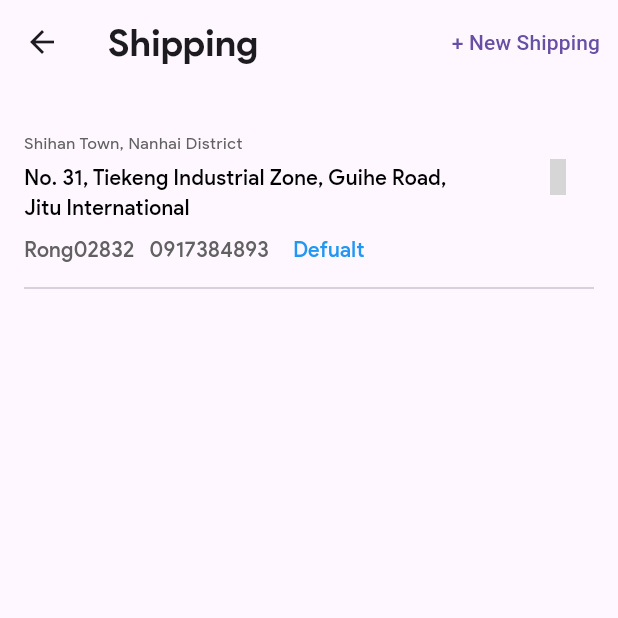
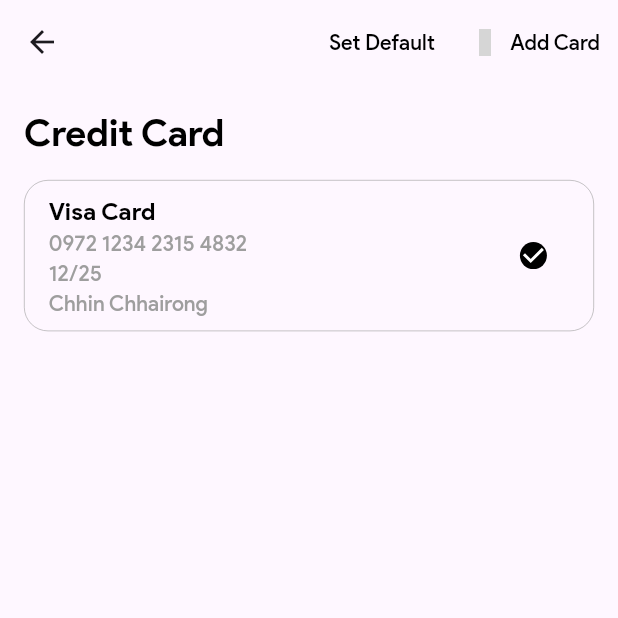
Before and after one commit to ChhairongCoding/E_commerce_app, a Flutter app: the ProfileScreen screen opened directly, after a tap on "My Card", on a phone screen of 412 x 824 dp, the top half of it. Run offline on Flutter 3.47's test engine with Material 3 defaults, Android fonts, the phone set to English and light mode, and no system bars; our stand-ins replace cached_network_image, flutter_slidable, get, get_storage, hugeicons, jwt_decoder and 1 more; accounts and stored records are empty; network calls fail; grey boxes are pictures that could not be loaded.

Commit message:
Update ui in profile and create payment card, do some ui in payment card screen

```diff
--- a/lib/core/utils/app_routes.dart
+++ b/lib/core/utils/app_routes.dart
@@ -11,4 +11,7 @@ class AppRoutes {
   static String shipping =  '/shipping' ;
   static String theme =  '/themescreen' ;
   static String category =  '/category' ;
+  static String cart =  '/cart' ;
+  static String myOrder =  '/myorder' ;
+  static String paymentCard =  '/paymentCard' ;
 }
--- a/lib/services/auth_service.dart
+++ b/lib/services/auth_service.dart
@@ -25,7 +25,7 @@ class AuthService extends GetxController {
     String token = _tokenService.getToken();
 
     if (token.isNotEmpty) {
-      DateTime expiry = JwtDecoder.getExpirationDate(token);
+
 
       if (!JwtDecoder.isExpired(token)) {
         isLoggedIn.value = true;
--- a/lib/views/home_screen.dart
+++ b/lib/views/home_screen.dart
@@ -1,6 +1,5 @@
 import 'package:e_commerce_app/controllers/home_controller.dart';
 import 'package:e_commerce_app/core/utils/app_routes.dart';
-import 'package:e_commerce_app/views/main_views/main_controller.dart';
 import 'package:e_commerce_app/widgets/custom_card_widget.dart';
 import 'package:e_commerce_app/widgets/custom_product_card_with_rating.dart';
 import 'package:e_commerce_app/widgets/custom_promotion_card.dart';
--- a/lib/views/main_views/main_screen.dart
+++ b/lib/views/main_views/main_screen.dart
@@ -1,4 +1,5 @@
 import 'package:e_commerce_app/controllers/drawer_controller_x.dart';
+import 'package:e_commerce_app/core/utils/app_routes.dart';
 import 'package:e_commerce_app/theme/app_theme.dart';
 import 'package:e_commerce_app/views/main_views/main_controller.dart';
 import 'package:flutter/material.dart';
@@ -19,7 +20,7 @@ class MainScreen extends StatelessWidget {
                 centerTitle: true,
                 actions: [
                   IconButton(
-                    onPressed: () {},
+                    onPressed: () =>Get.toNamed(AppRoutes.myOrder),
                     icon: Icon(HugeIcons.strokeRoundedShoppingBag02),
                   ),
                 ],
--- /dev/null
+++ b/lib/views/payment_view/payment_card_screen.dart
@@ -0,0 +1,123 @@
+import 'package:flutter/material.dart';
+import 'package:hugeicons/hugeicons.dart';
+
+class PaymentCardScreen extends StatelessWidget {
+  const PaymentCardScreen({super.key});
+
+  @override
+  Widget build(BuildContext context) {
+    return Scaffold(
+      appBar: AppBar(
+        actions: [
+          GestureDetector(
+            onTap: () {},
+            child: Container(
+              padding: EdgeInsets.symmetric(horizontal: 12, vertical: 8),
+              decoration: BoxDecoration(
+                color: Color(0xffFEF7FF),
+                borderRadius: BorderRadius.zero,
+              ),
+              child: Row(
+                mainAxisSize: MainAxisSize.min,
+                children: [
+                  const SizedBox(width: 8),
+                  Text(
+                    "Set Default",
+                    style: Theme.of(context).textTheme.titleSmall,
+                  ),
+                ],
+              ),
+            ),
+          ),
+          GestureDetector(
+            onTap: () {},
+            child: Container(
+              padding: EdgeInsets.symmetric(horizontal: 12, vertical: 8),
+              decoration: BoxDecoration(
+                color: Color(0xffFEF7FF),
+                borderRadius: BorderRadius.zero,
+              ),
+              child: Row(
+                mainAxisSize: MainAxisSize.min,
+                children: [
+                  Icon(
+                    HugeIcons.strokeRoundedAdd01,
+                    color: Colors.black,
+                    size: 18,
+                  ),
+                  const SizedBox(width: 8),
+                  Text(
+                    "Add Card",
+                    style: Theme.of(context).textTheme.titleSmall,
+                  ),
+                ],
+              ),
+            ),
+          ),
+        ],
+      ),
+
+      body: Padding(
+        padding: const EdgeInsets.all(16),
+        child: Column(
+          spacing: 16,
+          crossAxisAlignment: CrossAxisAlignment.start,
+          children: [
+            Text("Credit Card", style: Theme.of(context).textTheme.titleLarge),
+            CreditCardCustom(),
+          ],
+        ),
+      ),
+    );
+  }
+}
+
+class CreditCardCustom extends StatelessWidget {
+  const CreditCardCustom({super.key});
+
+  @override
+  Widget build(BuildContext context) {
+    return Container(
+      padding: EdgeInsets.symmetric(horizontal: 16, vertical: 8),
+      decoration: BoxDecoration(
+        border: Border.all(color: Colors.grey, width: 0.4),
+        borderRadius: BorderRadius.circular(16),
+      ),
+      child: Row(
+        mainAxisAlignment: MainAxisAlignment.spaceBetween,
+        children: [
+          Column(
+            crossAxisAlignment: CrossAxisAlignment.start,
+            children: [
+              Text("Visa Card", style: Theme.of(context).textTheme.titleMedium),
+              Text(
+                "0972 1234 2315 4832",
+                style: Theme.of(
+                  context,
+                ).textTheme.titleSmall?.copyWith(color: Colors.grey),
+              ),
+              Text(
+                "12/25",
+                style: Theme.of(
+                  context,
+                ).textTheme.titleSmall?.copyWith(color: Colors.grey),
+              ),
+              Text(
+                "Chhin Chhairong",
+                style: Theme.of(
+                  context,
+                ).textTheme.titleSmall?.copyWith(color: Colors.grey),
+              ),
+            ],
+          ),
+          Checkbox(
+            value: true,
+            onChanged: (_) {},
+            activeColor: Colors.black,
+            shape: CircleBorder(),
+          ),
+        ],
+      ),
+    );
+  }
+}
--- a/lib/views/profile_screen.dart
+++ b/lib/views/profile_screen.dart
@@ -20,13 +20,7 @@ class ProfileScreen extends StatelessWidget {
                   decoration: BoxDecoration(
                     color: Color(0xffFEF7FF),
                     borderRadius: BorderRadius.circular(16),
-                    boxShadow: [
-                      BoxShadow(
-                        color: Colors.grey.withOpacity(0.5),
-                        offset: Offset(1, 5),
-                        blurRadius: 6,
-                      ),
-                    ],
+                    border: Border.all(color: Colors.grey, width: 0.4),
                   ),
                   child: Row(
                     mainAxisAlignment: MainAxisAlignment.spaceBetween,
@@ -74,14 +68,7 @@ class ProfileScreen extends StatelessWidget {
                 Container(
                   padding: EdgeInsets.all(16),
                   decoration: BoxDecoration(
-                    boxShadow: [
-                      BoxShadow(
-                        offset: Offset(2, 3),
-                        color: Colors.grey,
-                        spreadRadius: 1,
-                        blurRadius: 6,
-                      ),
-                    ],
+                    border: Border.all(color: Colors.grey, width: 0.4),
                     borderRadius: BorderRadius.circular(16),
                     color: Color(0xffFEF7FF),
                   ),
@@ -97,90 +84,25 @@ class ProfileScreen extends StatelessWidget {
                         ],
                       ),
                       Row(
-                        spacing: 20,
+                        mainAxisAlignment: MainAxisAlignment.spaceBetween,
+                        crossAxisAlignment: CrossAxisAlignment
+                            .start, // ensures vertical alignment
                         children: [
-                          SizedBox(
-                            width: 80,
-                            height: 80,
-                            child: GestureDetector(
-                              child: Column(
-                                spacing: 8,
-
-                                children: [
-                                  Icon(
-                                    HugeIcons.strokeRoundedPayment01,
-                                    size: 25,
-                                  ),
-                                  Text(
-                                    "Padding Payment",
-                                    style: Theme.of(context).textTheme.bodySmall,
-                                    textAlign: TextAlign.center,
-                                  ),
-                                ],
-                              ),
-                            ),
+                          buildOrderItem(
+                            HugeIcons.strokeRoundedPayment01,
+                            "Pending Payment",
                           ),
-                          SizedBox(
-                            height: 80,
-                            width: 80,
-                            child: GestureDetector(
-                              child: Column(
-                                spacing: 8,
-                                children: [
-                                  Icon(
-                                    HugeIcons.strokeRoundedDeliveryBox01,
-                                    size: 25,
-                                  ),
-                                  Text(
-                                    "Awaiting Shipment",
-                                    style: Theme.of(context).textTheme.bodySmall,
-                                    textAlign: TextAlign.center,
-                                  ),
-                                ],
-                              ),
-                            ),
+                          buildOrderItem(
+                            HugeIcons.strokeRoundedDeliveryBox01,
+                            "Awaiting Shipment",
                           ),
-                          SizedBox(
-                            width: 80,
-                            height: 80,
-                            child: GestureDetector(
-                              child: Column(
-                                spacing: 8,
-
-                                children: [
-                                  Icon(
-                                    HugeIcons.strokeRoundedDeliveredSent,
-                                    size: 25,
-                                  ),
-                                  Text(
-                                    "Awaiting Recipt",
-                                    style: Theme.of(context).textTheme.bodySmall,
-                                    textAlign: TextAlign.center,
-                                  ),
-                                ],
-                              ),
-                            ),
+                          buildOrderItem(
+                            HugeIcons.strokeRoundedDeliveredSent,
+                            "Awaiting Receipt",
                           ),
-                          SizedBox(
-                            width: 80,
-                            height: 80,
-                            child: GestureDetector(
-                              child: Column(
-                                spacing: 8,
-
-                                children: [
-                                  Icon(
-                                    HugeIcons.strokeRoundedPayByCheck,
-                                    size: 25,
-                                  ),
-                                  Text(
-                                    "Refund",
-                                    style: Theme.of(context).textTheme.bodySmall,
-                                    textAlign: TextAlign.center,
-                                  ),
-                                ],
-                              ),
-                            ),
+                          buildOrderItem(
+                            HugeIcons.strokeRoundedPayByCheck,
+                            "Refund",
                           ),
                         ],
                       ),
@@ -224,7 +146,7 @@ class ProfileScreen extends StatelessWidget {
                       CustomTextButton(
                         title: "My Card",
                         icon: HugeIcons.strokeRoundedCreditCard,
-                        appRoute: AppRoutes.shipping,
+                        appRoute: AppRoutes.paymentCard,
                       ),
                     ],
                   ),
@@ -242,12 +164,12 @@ class ProfileScreen extends StatelessWidget {
                   ),
                   child: Column(
                     children: [
-                       CustomTextButton(
+                      CustomTextButton(
                         title: "FAQs",
                         icon: HugeIcons.strokeRoundedAlertCircle,
                         appRoute: AppRoutes.theme,
                       ),
-                        CustomTextButton(
+                      CustomTextButton(
                         title: "Privacy Policy",
                         icon: HugeIcons.strokeRoundedPolicy,
                         appRoute: AppRoutes.theme,
@@ -340,3 +262,24 @@ class CustomTextButton extends StatelessWidget {
     );
   }
 }
+
+Widget buildOrderItem(IconData icon, String label) {
+  return Expanded(
+    child: Column(
+      mainAxisSize: MainAxisSize.min,
+      mainAxisAlignment: MainAxisAlignment.start,
+      crossAxisAlignment: CrossAxisAlignment.center,
+      children: [
+        Align(alignment: Alignment.center, child: Icon(icon, size: 25)),
+        const SizedBox(height: 8),
+        Text(
+          label,
+          style: const TextStyle(fontSize: 12),
+          textAlign: TextAlign.center,
+          overflow: TextOverflow.ellipsis,
+          maxLines: 2,
+        ),
+      ],
+    ),
+  );
+}
--- a/pubspec.yaml
+++ b/pubspec.yaml
@@ -41,6 +41,7 @@ dependencies:
   get_storage: ^2.1.1
   jwt_decoder: ^2.0.1
   cached_network_image: ^3.4.1
+  flutter_slidable: ^4.0.0
 dev_dependencies:
   flutter_test:
     sdk: flutter
```
Also changed, not shown: lib/core/utils/app_pages.dart (+6 -1 lines), lib/views/cart_screen.dart (+39 -13 lines), lib/views/my_order_screen.dart (added, +86 -0 lines), lib/widgets/custom_card_my_order_widget.dart (added, +78 -0 lines), pubspec.lock.
